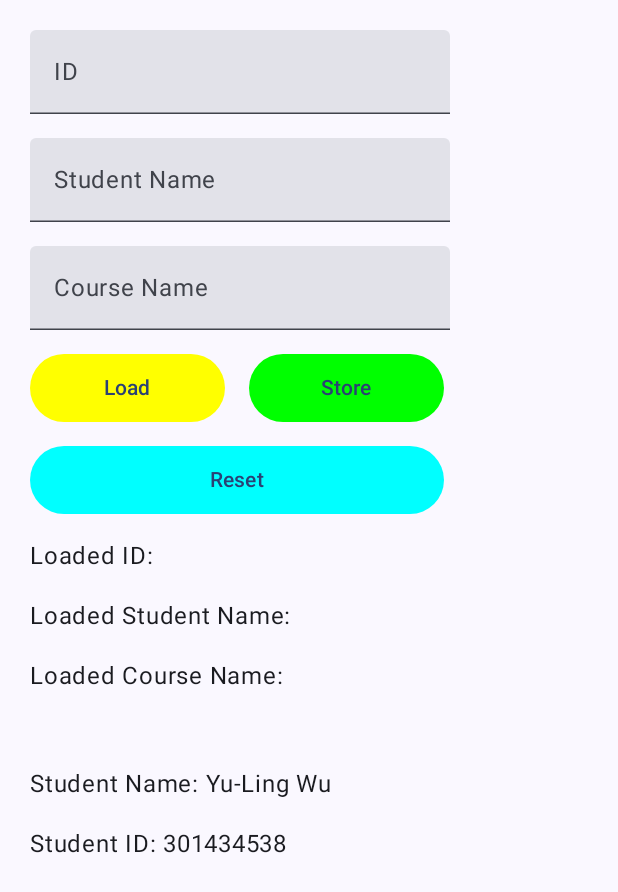
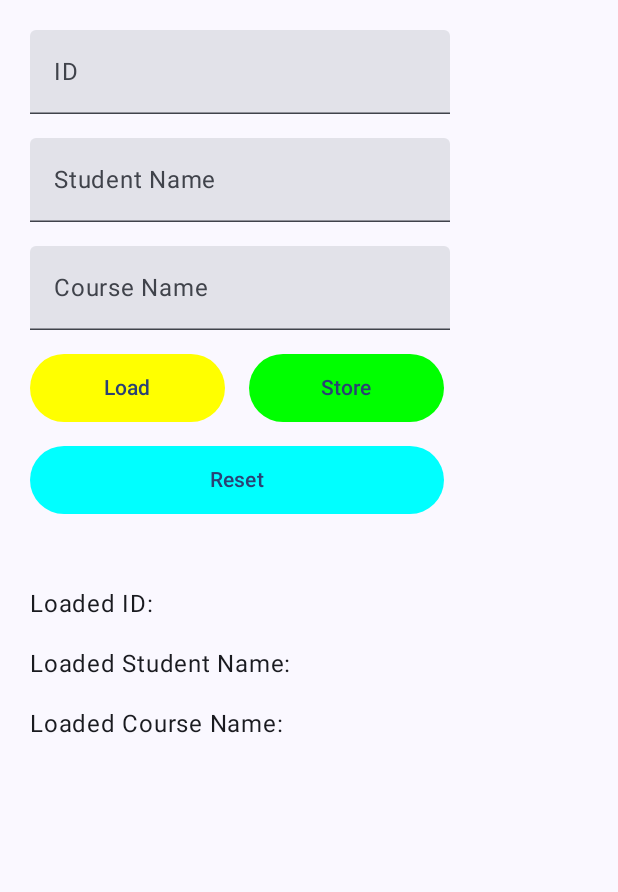
Before and after one commit to ywu256/MAPD721_assignment1, an Android app built with Jetpack Compose: the screen it shows after launch (MainActivity), on a phone screen of 412 x 824 dp. Shown: the top 892 px of the screen. Run offline under Robolectric (Android 15) with nearby library versions, the phone set to English and light mode, and no system bars.

Commit message:
Remove the text at the bottom of page

```diff
--- a/app/src/main/java/com/example/mapd721_assignment1/MainActivity.kt
+++ b/app/src/main/java/com/example/mapd721_assignment1/MainActivity.kt
@@ -138,12 +138,10 @@ fun StudentApp() {
         ) {
             Text("Reset", color = MaterialTheme.colorScheme.primary)
         }
+        Spacer(modifier = Modifier.height(16.dp))
         Text(text = "Loaded ID: $loadedStudentNum")
         Text(text = "Loaded Student Name: $loadedStudentName")
         Text(text = "Loaded Course Name: $loadedCourseName")
-        Spacer(modifier = Modifier.height(16.dp))
-        Text("Student Name: Yu-Ling Wu")
-        Text("Student ID: 301434538")
     }
 }
 
```
